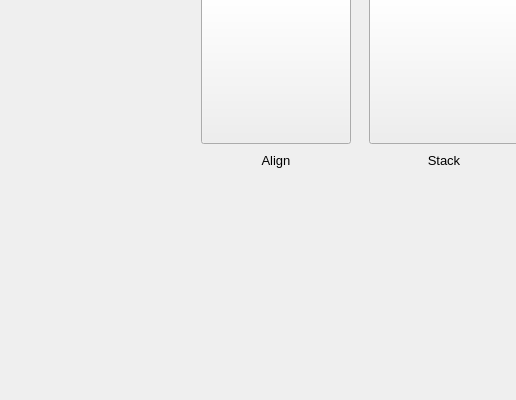
This is source/widgets/homepage/homepage.ui in aiphae/proxima as Qt 5 draws it before an edit; both pictures show x 0 to 516 and y 194 to 594 of the 887 by 594 pixel window. The edited form follows.
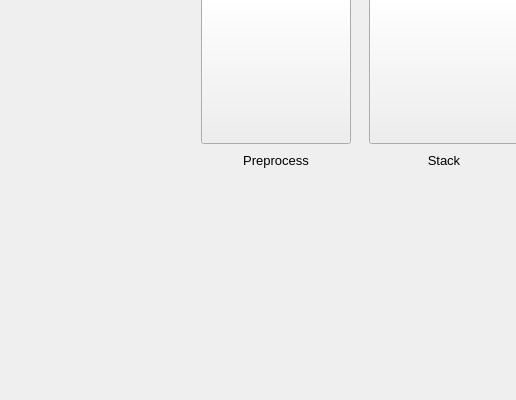
This is the edited form.

Commit message: renamed 'align page' to 'preprocess page'

```diff
--- a/source/widgets/homepage/homepage.ui
+++ b/source/widgets/homepage/homepage.ui
@@ -121,7 +121,7 @@
    <item row="4" column="1">
     <widget class="QLabel" name="alignLabel">
      <property name="text">
-      <string>Align</string>
+      <string>Preprocess</string>
      </property>
      <property name="alignment">
       <set>Qt::AlignmentFlag::AlignCenter</set>
```
Left out of the diff: 4 changed lines with no effect on the pictures. The commit also changes 1 other file.
